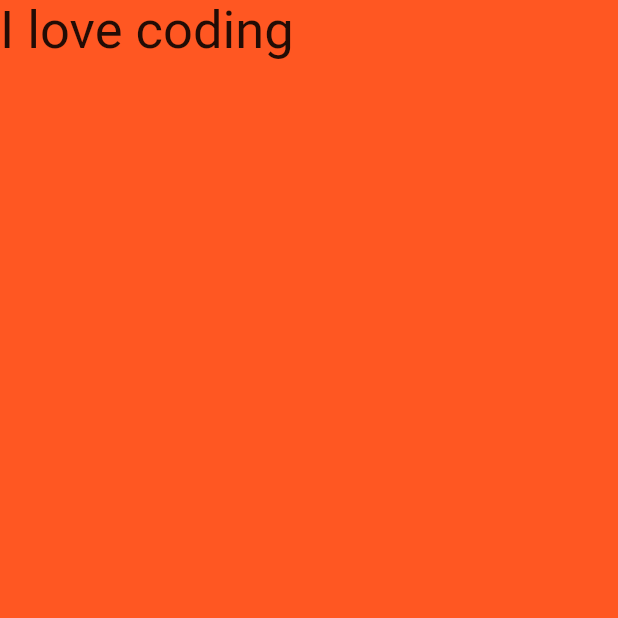
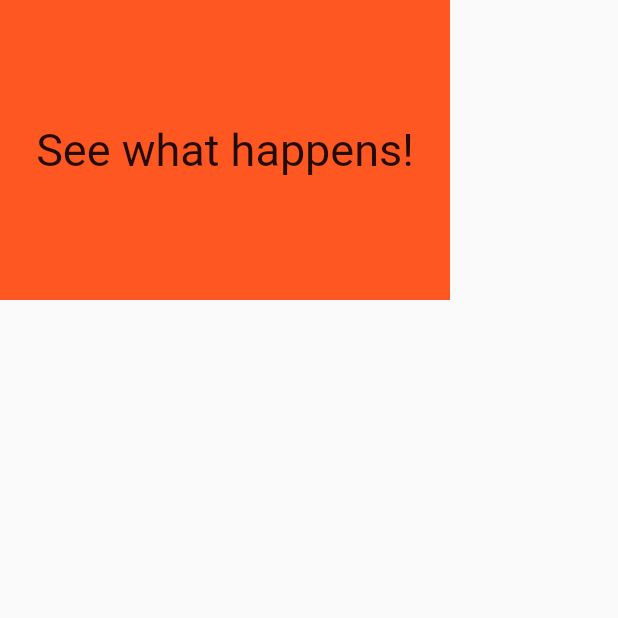
Before and after one commit to Saqib29/Learning-issue, a Flutter app: the screen it shows after launch, on a phone screen of 412 x 824 dp, the top half of it. Run offline on Flutter 3.47's test engine with Material 2 defaults, Android fonts, the phone set to English and light mode, and no system bars.

Commit message:
Container widget

```diff
--- a/flutter/learn_basic/lib/main.dart
+++ b/flutter/learn_basic/lib/main.dart
@@ -11,10 +11,20 @@ class MyApp extends StatelessWidget {
       debugShowCheckedModeBanner: false,
       home: SafeArea(
         child: Scaffold(
-          body: Text("I love coding", style: TextStyle(fontSize: 35),),
-          backgroundColor: Colors.deepOrange,
+          body: Container(
+            height: 200,
+            width: 300,
+            decoration: BoxDecoration(color: Colors.deepOrange),
+            child: Center(
+              child: Text("See what happens!",
+                style: TextStyle(fontSize: 30),
+              ),
+
+            ),
+          ),
         ),
       ),
+
     );
   }
 }
```
